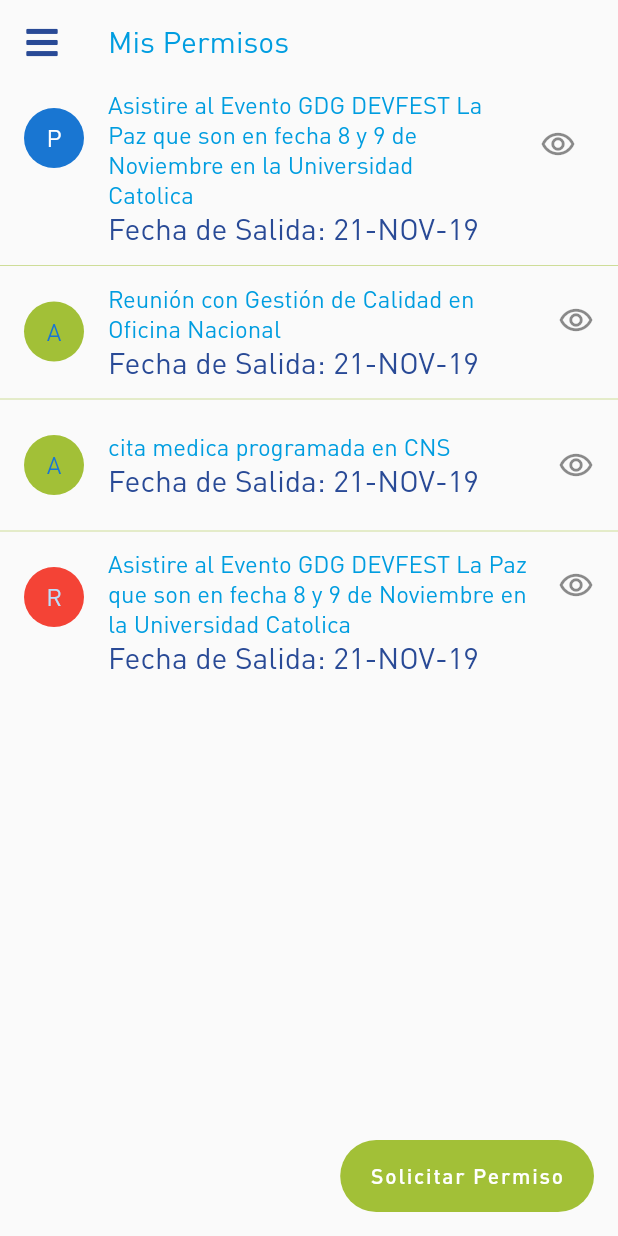
After one commit to lafardesarrollo/ghmobile, a Flutter app: the PermisoPage screen opened by its route, in the side drawer, after a tap on the "remove red eye" icon, on a phone screen of 412 x 824 dp. The commit adds this screen. Run offline on Flutter 3.47's test engine with Material 2 defaults, Android fonts, the phone set to English and light mode, and no system bars; our stand-ins replace date_picker_timeline, font_awesome_flutter, location, mvc_pattern, shared_preferences; missing offline and left inert: global_configuration; accounts and stored records are empty; network calls fail.

Commit message:
Inicio Permisos y Vacaciones

```diff
--- a/lib/src/pages/main_page.dart
+++ b/lib/src/pages/main_page.dart
@@ -104,7 +104,10 @@ class _MainPageState extends StateMVC<MainPage>
               ],
               backgroundColor: Colors.transparent,
               elevation: 0,
-              title: Text('Lafarnet')),
+              title: Text(
+                'Lafarnet',
+                style: Theme.of(context).textTheme.bodyText1,
+              )),
           drawer: DrawerWidget(),
           // drawer: Theme(
           //   data: Theme.of(context)
--- /dev/null
+++ b/lib/src/pages/permiso_page.dart
@@ -0,0 +1,154 @@
+import 'package:flutter/material.dart';
+import 'package:font_awesome_flutter/font_awesome_flutter.dart';
+import 'package:ghmobile/src/controllers/permiso_controller.dart';
+import 'package:ghmobile/src/widgets/DrawerWidget.dart';
+import 'package:mvc_pattern/mvc_pattern.dart';
+
+class PermisoPage extends StatefulWidget {
+  const PermisoPage({Key? key}) : super(key: key);
+
+  @override
+  PermisoPageState createState() => PermisoPageState();
+}
+
+class PermisoPageState extends StateMVC<PermisoPage> {
+  late PermisoController _con;
+
+  PermisoPageState() : super(PermisoController()) {
+    _con = controller as PermisoController;
+  }
+
+  @override
+  void initState() {
+    // TODO: implement initState
+    super.initState();
+    // _con.requestBoleta.empId = 638;
+    // _con.requestBoleta.empId = currentUser.value.!
+    // _con.requestBoleta.periodo = "202108";
+    // _con.obtenerBoletaPago();
+  }
+
+  @override
+  Widget build(BuildContext context) {
+    return WillPopScope(
+      onWillPop: () async => false,
+      child: Scaffold(
+        key: _con.scaffoldKey,
+        appBar: AppBar(
+          automaticallyImplyLeading: false,
+          leading: Builder(
+            builder: (context) => IconButton(
+              icon: FaIcon(
+                FontAwesomeIcons.bars,
+                color: Theme.of(context).hintColor,
+              ),
+              onPressed: () => Scaffold.of(context).openDrawer(),
+            ),
+          ),
+          actions: [
+            // Container(
+            //   padding: EdgeInsets.only(right: 20),
+            //   child: DropdownButton<String>(
+            //     value: _con.dropdownValue,
+            //     icon: Icon(Icons.arrow_downward),
+            //     onChanged: (String? newValue) {
+            //       setState(() {
+            //         _con.dropdownValue = newValue!;
+            //         if (newValue == 'Agosto') {
+            //           _con.requestBoleta.periodo = "202108";
+            //         } else if (newValue == 'Julio') {
+            //           _con.requestBoleta.periodo = "202107";
+            //         } else {
+            //           _con.requestBoleta.periodo = "202106";
+            //         }
+            //         _con.obtenerBoletaPago();
+            //       });
+            //     },
+            //     items: <String>['Agosto', 'Julio', 'Junio']
+            //         .map<DropdownMenuItem<String>>((String value) {
+            //       return DropdownMenuItem<String>(
+            //         value: value,
+            //         child: Text(value),
+            //       );
+            //     }).toList(),
+            //   ),
+            // ),
+            // IconButton(
+            //   icon: FaIcon(
+            //     FontAwesomeIcons.filePdf,
+            //     color: Theme.of(context).primaryColor,
+            //   ), // FaIcon(FontAwesomeIcons.syncAlt),
+            //   onPressed: () {
+            //     // _con.refreshHome();
+            //   },
+            // )
+          ],
+          backgroundColor: Colors.transparent,
+          elevation: 0,
+          title: Text(
+            'Mis Permisos',
+            style: Theme.of(context).textTheme.bodyText2,
+          ),
+        ),
+        floatingActionButton: FloatingActionButton.extended(
+            onPressed: () {
+              _con.abrirNuevoSolicitudPermiso(context);
+            },
+            label: Text('Solicitar Permiso')),
+        drawer: DrawerWidget(),
+        body: ListView(
+          children: [
+            ListTile(
+              leading: CircleAvatar(
+                child: Text('P'),
+              ),
+              title: Text(
+                  'Asistire al Evento GDG DEVFEST La Paz que son en fecha 8 y 9 de Noviembre en la Universidad Catolica'),
+              subtitle: Text('Fecha de Salida: 21-NOV-19',
+                  style: TextStyle(color: Theme.of(context).hintColor)),
+              trailing: IconButton(
+                  onPressed: () {}, icon: Icon(Icons.remove_red_eye_outlined)),
+            ),
+            Divider(),
+            ListTile(
+              leading: CircleAvatar(
+                child: Text('A'),
+                backgroundColor: Theme.of(context).accentColor,
+              ),
+              title: Text('Reunión con Gestión de Calidad en Oficina Nacional'),
+              subtitle: Text('Fecha de Salida: 21-NOV-19',
+                  style: TextStyle(color: Theme.of(context).hintColor)),
+              trailing: Icon(Icons.remove_red_eye_outlined),
+            ),
+            Divider(),
+            ListTile(
+              leading: CircleAvatar(
+                child: Text('A'),
+                backgroundColor: Theme.of(context).accentColor,
+              ),
+              title: Text('cita medica programada en CNS'),
+              subtitle: Text(
+                'Fecha de Salida: 21-NOV-19',
+                style: TextStyle(color: Theme.of(context).hintColor),
+              ),
+              trailing: Icon(Icons.remove_red_eye_outlined),
+            ),
+            Divider(),
+            ListTile(
+              leading: CircleAvatar(
+                child: Text('R'),
+                backgroundColor: Colors.red,
+              ),
+              title: Text(
+                'Asistire al Evento GDG DEVFEST La Paz que son en fecha 8 y 9 de Noviembre en la Universidad Catolica',
+              ),
+              subtitle: Text('Fecha de Salida: 21-NOV-19',
+                  style: TextStyle(color: Theme.of(context).hintColor)),
+              trailing: Icon(Icons.remove_red_eye_outlined),
+            )
+          ],
+        ),
+      ),
+    );
+  }
+}
--- a/lib/src/route_generator.dart
+++ b/lib/src/route_generator.dart
@@ -2,6 +2,7 @@ import 'package:flutter/material.dart';
 import 'package:ghmobile/src/pages/boleta_pago_page.dart';
 import 'package:ghmobile/src/pages/login_page.dart';
 import 'package:ghmobile/src/pages/main_page.dart';
+import 'package:ghmobile/src/pages/permiso_page.dart';
 import 'package:ghmobile/src/pages/splash_page.dart';
 
 class RouteGenerator {
@@ -15,6 +16,8 @@ class RouteGenerator {
         return MaterialPageRoute(builder: (_) => MainPage());
       case '/Boletas':
         return MaterialPageRoute(builder: (_) => BoletaPagoPage());
+      case '/Permiso':
+        return MaterialPageRoute(builder: (_) => PermisoPage());
       // case '/AtencionSinRes':
       //   return MaterialPageRoute(builder: (_) => AtencionsinresPage());
       // case '/MisAtenciones':
--- a/lib/src/widgets/DrawerWidget.dart
+++ b/lib/src/widgets/DrawerWidget.dart
@@ -85,7 +85,7 @@ class _DrawerWidgetState extends StateMVC<DrawerWidget> {
           ),
           ListTile(
             onTap: () {
-              Navigator.of(context).pushNamed('/Boletas');
+              Navigator.of(context).pushNamed('/Permiso');
             },
             leading: Icon(
               Icons.paste_rounded,
@@ -98,7 +98,7 @@ class _DrawerWidgetState extends StateMVC<DrawerWidget> {
           ),
           ListTile(
             onTap: () {
-              Navigator.of(context).pushNamed('/Boletas');
+              Navigator.of(context).pushNamed('/Vacacion');
             },
             leading: Icon(
               Icons.text_rotate_vertical_sharp,
--- a/pubspec.yaml
+++ b/pubspec.yaml
@@ -33,6 +33,7 @@ dependencies:
   font_awesome_flutter: ^9.1.0
   mvc_pattern: ^7.4.0
   location: ^4.3.0
+  date_picker_timeline: ^1.2.3
 
 dev_dependencies:
   flutter_test:
```
Also changed, not shown: lib/src/controllers/permiso_controller.dart (added, +78 -0 lines), lib/src/pages/nuevo_permiso_page.dart (added, +87 -0 lines), lib/src/pages/detalle_permiso_page.dart (added), lib/src/repository/permiso_repository.dart (added), pubspec.lock.
